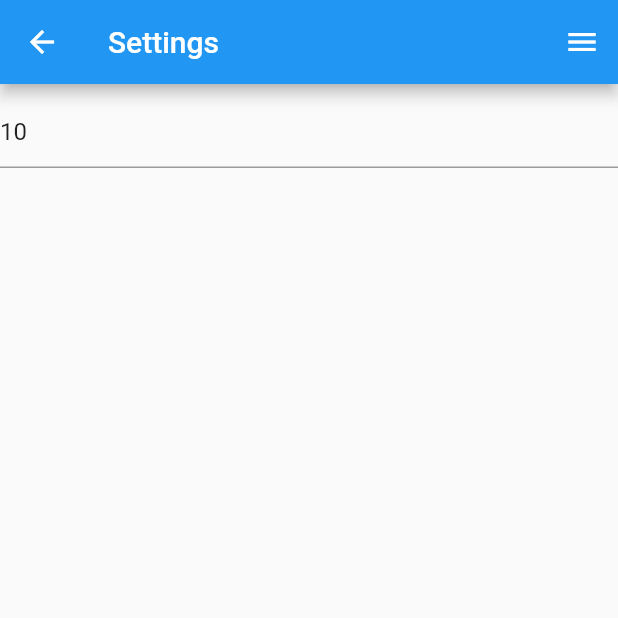
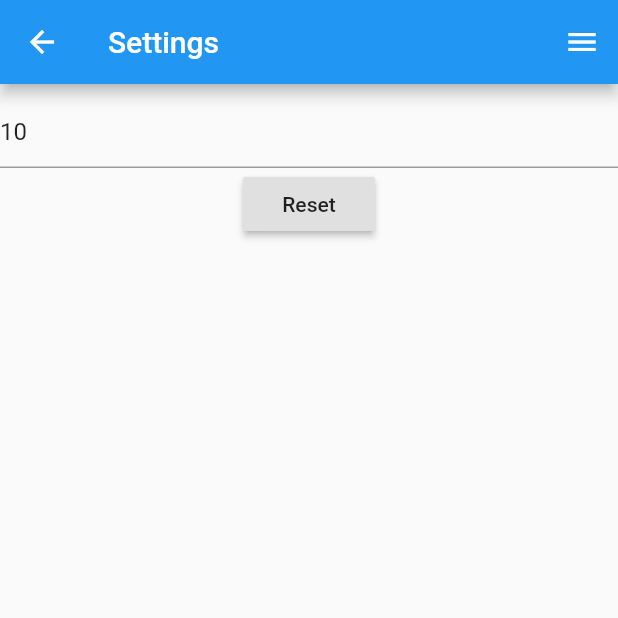
Before and after one commit to jonnyk20/names-challenge-app, a Flutter app: the Settings screen opened by its route, on a phone screen of 412 x 824 dp, the top half of it. Run offline on Flutter 3.47's test engine with Material 2 defaults, Android fonts, the phone set to English and light mode, and no system bars; our stand-ins replace flutter_redux, redux, shared_preferences; missing offline and left inert: flutter_redux_dev_tools, redux_dev_tools; accounts and stored records are empty.

Commit message:
Adding reset button

```diff
--- a/lib/src/actions/actions.dart
+++ b/lib/src/actions/actions.dart
@@ -29,3 +29,5 @@ class LoadStateFromStorage {
   final AppState state;
   LoadStateFromStorage(this.state);
 }
+
+class ClearSettings {}
--- a/lib/src/middleware/list_history.dart
+++ b/lib/src/middleware/list_history.dart
@@ -34,3 +34,8 @@ Future<AppState> loadStateFromPrefs() async {
   Map stateMap = json.decode(stateString);
   return new AppState.fromJson(stateMap);
 }
+
+void clearSettings() async {
+  SharedPreferences preferences = await SharedPreferences.getInstance();
+  preferences.remove(APP_STATE_KEY);
+}
--- a/lib/src/reducers/reducers.dart
+++ b/lib/src/reducers/reducers.dart
@@ -12,6 +12,9 @@ AppState appReducers(AppState state, dynamic action) {
   if (action is LoadStateFromStorage) {
     return action.state;
   }
+  if (action is ClearSettings) {
+    return state.debug ? AppState.dev : AppState.initial;
+  }
 
   return AppState(
       debug: state.debug,
--- a/lib/src/widgets/list_settings.dart
+++ b/lib/src/widgets/list_settings.dart
@@ -2,20 +2,65 @@ import 'package:flutter/material.dart';
 import 'package:flutter_redux/flutter_redux.dart';
 import '../models/app_state_model.dart';
 import '../actions/actions.dart';
-import './list_size_edit.dart';
+import 'package:flutter/services.dart';
 
-class ListSettings extends StatelessWidget {
+class ListSettings extends StatefulWidget {
+  @override
+  State<ListSettings> createState() {
+    return ListSettingsState();
+  }
+}
+
+class ListSettingsState extends State<ListSettings> {
+  final myController = TextEditingController();
+
+  void initState() {
+    super.initState();
+    // Start listening to changes
+    myController.text = '0';
+  }
+
+  @override
+  void dispose() {
+    // Clean up the controller when the Widget is removed from the Widget tree
+    myController.dispose();
+    super.dispose();
+  }
+
   Widget build(context) {
     return StoreConnector<AppState, Map>(
         converter: (store) {
+          myController.text = store.state.listSize.toString();
           return {
             "listSize": store.state.listSize,
             "changelistSize": (int newDeckSize) =>
                 store.dispatch(ChangeListSize(newDeckSize)),
+            "reset": () => store.dispatch(ClearSettings()),
           };
         },
-      builder: (context, props) =>
-          ListSizeEdit(props["listSize"], props["changelistSize"]),
+        builder: (context, props) => Column(
+              children: <Widget>[
+                renderTextField(props["listSize"], props["changelistSize"]),
+                RaisedButton(
+                  child: Text('Reset'),
+                  onPressed: props["reset"],
+                )
+              ],
+            ));
+  }
+
+  renderTextField(listSize, changeListSize) {
+    return TextField(
+      keyboardType: TextInputType.number,
+      inputFormatters: [WhitelistingTextInputFormatter.digitsOnly],
+      onChanged: (val) {
+        if (val.isNotEmpty) {
+          var listSize = int.parse(val);
+          changeListSize(listSize);
+        }
+      },
+      // Todo: prevent 0, (JK)
+      controller: myController,
     );
   }
 }
--- a/lib/src/widgets/list_size_edit.dart
+++ /dev/null
@@ -1,58 +0,0 @@
-import 'package:flutter/material.dart';
-import 'package:flutter/services.dart';
-
-class ListSizeEdit extends StatefulWidget {
-  final int listSize;
-  final Function changeListSize;
-  ListSizeEdit(this.listSize, this.changeListSize);
-  State<ListSizeEdit> createState() {
-    return ListSizeEditState(this.listSize, this.changeListSize);
-  }
-}
-
-class ListSizeEditState extends State<ListSizeEdit> {
-  final listSize;
-  final changeListSize;
-
-  ListSizeEditState(this.listSize, this.changeListSize);
-
-  final myController = TextEditingController();
-
-  void initState() {
-    super.initState();
-    // Start listening to changes
-    myController.text = listSize.toString();
-  }
-
-  @override
-  void dispose() {
-    // Clean up the controller when the Widget is removed from the Widget tree
-    myController.dispose();
-    super.dispose();
-  }
-
-  Widget build(context) {
-    // return StoreConnector<AppState, Function>(
-    //   converter: (store) {
-    //     return (int newDeckSize) => store.dispatch(ChangeListSize(newDeckSize));
-    //   },
-    //   builder: (context, callback) => renderTextField(callback),
-    return renderTextField(changeListSize);
-    // );
-  }
-
-  renderTextField(callback) {
-    return TextField(
-      keyboardType: TextInputType.number,
-      inputFormatters: [WhitelistingTextInputFormatter.digitsOnly],
-      onChanged: (val) {
-        if (val.isNotEmpty) {
-          var listSize = int.parse(val);
-          callback(listSize);
-        }
-      },
-      // Todo: prevent 0, (JK)
-      controller: myController,
-    );
-  }
-}
```
Lines whose indentation alone changed are shown as unchanged.
